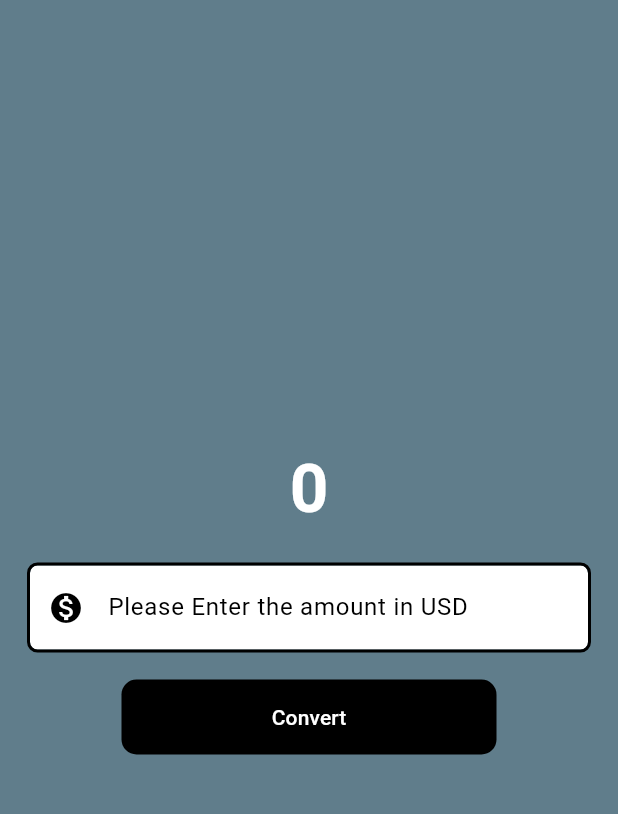
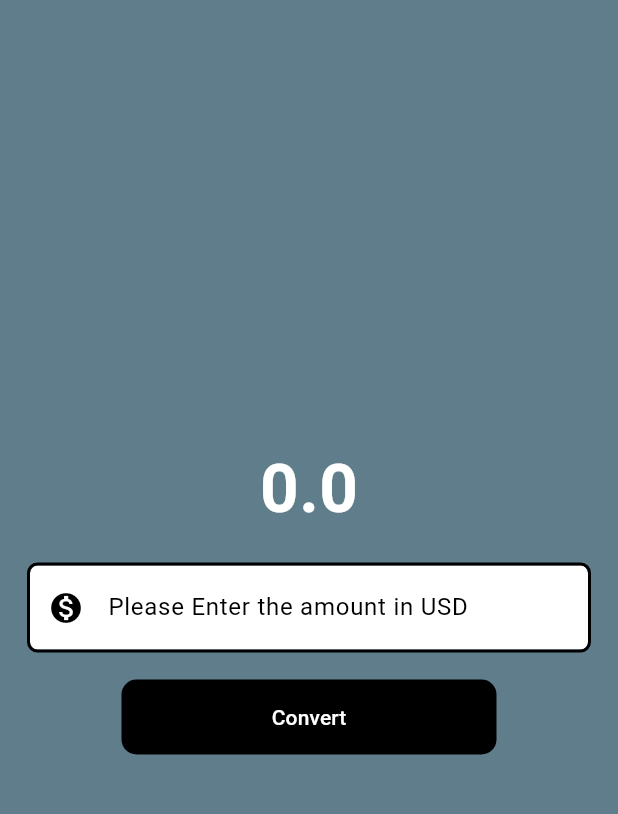
Before and after one commit to rohith-baggam/flutter-currency-convertor, a Flutter app: the screen it shows after launch, after a tap on "Convert", on a phone screen of 412 x 824 dp, the part 63-877 px from its top. Run offline on Flutter 3.47's test engine with Material 3 defaults, Android fonts, the phone set to English and light mode, and no system bars.

```diff
--- a/lib/pages/widgets/bodyWidget.dart
+++ b/lib/pages/widgets/bodyWidget.dart
@@ -9,14 +9,14 @@ mixin BodyWidget {
 
   // This the object of input widget
   static Padding inputText = TextInputWidget.textInputWidget;
-
+  static double result = 0;
   static TextButton textButton = ButtonWidget.buttonWidget;
   static Center bodyCenterWidget = Center(
     child: Column(
       mainAxisAlignment: MainAxisAlignment.center,
       crossAxisAlignment: CrossAxisAlignment.center,
       children: [
-        Text('0', style: mainText), // now evaluated at runtime
+        Text(result.toString(), style: mainText), // now evaluated at runtime
         inputText,
         textButton,
       ],
--- a/lib/pages/widgets/buttonWidget.dart
+++ b/lib/pages/widgets/buttonWidget.dart
@@ -1,9 +1,13 @@
 import 'package:flutter/material.dart';
+import './inputController.dart';
 
 mixin ButtonWidget {
   static TextButton buttonWidget = TextButton(
     onPressed: () {
       debugPrint('Button clicked');
+      print(
+        "InputValue : ${double.parse(TextInputController.textEditingController.text) * 81}",
+      );
     },
     style: ButtonStyle(
       backgroundColor: WidgetStatePropertyAll(Colors.black),
--- /dev/null
+++ b/lib/pages/widgets/inputController.dart
@@ -0,0 +1,5 @@
+import 'package:flutter/widgets.dart';
+
+class TextInputController {
+  static TextEditingController textEditingController = TextEditingController();
+}
--- a/lib/pages/widgets/textInputWidget.dart
+++ b/lib/pages/widgets/textInputWidget.dart
@@ -1,4 +1,5 @@
 import 'package:flutter/material.dart';
+import './inputController.dart';
 
 mixin TextInputWidget {
   static OutlineInputBorder outlineBorder = OutlineInputBorder(
@@ -27,6 +28,7 @@ mixin TextInputWidget {
       style: TextStyle(color: Colors.black),
       decoration: decorationForInputText,
       keyboardType: TextInputType.numberWithOptions(decimal: true),
+      controller: TextInputController.textEditingController,
     ),
   );
 }
```
